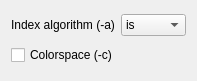
Above: src/plugins/external_tool_support/src/ui/BwaBuildSettings.ui from violethaze74/ugene before the change. Below: the same form after it.
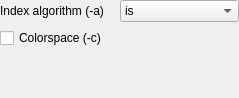
That is the form after the change.

What changed in the file:
```diff
--- a/src/plugins/external_tool_support/src/ui/BwaBuildSettings.ui
+++ b/src/plugins/external_tool_support/src/ui/BwaBuildSettings.ui
@@ -6,23 +6,30 @@
    <rect>
     <x>0</x>
     <y>0</y>
-    <width>197</width>
-    <height>81</height>
+    <width>239</width>
+    <height>98</height>
    </rect>
   </property>
   <property name="sizePolicy">
-   <sizepolicy hsizetype="Preferred" vsizetype="Fixed">
-    <horstretch>100</horstretch>
-    <verstretch>50</verstretch>
+   <sizepolicy hsizetype="Minimum" vsizetype="Minimum">
+    <horstretch>0</horstretch>
+    <verstretch>0</verstretch>
    </sizepolicy>
   </property>
   <property name="windowTitle">
    <string>Form</string>
   </property>
-  <layout class="QVBoxLayout" name="verticalLayout">
-   <item>
-    <layout class="QHBoxLayout" name="horizontalLayout">
-     <item>
+  <layout class="QGridLayout" name="gridLayout">
+   <property name="horizontalSpacing">
+    <number>0</number>
+   </property>
+   <property name="verticalSpacing">
+    <number>6</number>
+   </property>
+   <property name="margin">
+    <number>0</number>
+   </property>
+   <item row="0" column="0">
       <widget class="QLabel" name="label">
        <property name="text">
         <string>Index algorithm (-a)</string>
@@ -32,7 +39,7 @@
        </property>
       </widget>
      </item>
-     <item>
+   <item row="0" column="1">
       <widget class="QComboBox" name="indexAlgorithmComboBox">
        <property name="currentIndex">
         <number>2</number>
@@ -54,15 +61,29 @@
        </item>
       </widget>
      </item>
-    </layout>
-   </item>
-   <item>
+   <item row="1" column="0">
     <widget class="QCheckBox" name="colorspaceCheckBox">
      <property name="text">
       <string>Colorspace (-c)</string>
      </property>
     </widget>
    </item>
+   <item row="2" column="0" colspan="2">
+    <widget class="QLabel" name="infoLabel">
+     <property name="sizePolicy">
+      <sizepolicy hsizetype="Preferred" vsizetype="Preferred">
+       <horstretch>0</horstretch>
+       <verstretch>0</verstretch>
+      </sizepolicy>
+     </property>
+     <property name="text">
+      <string/>
+     </property>
+     <property name="scaledContents">
+      <bool>true</bool>
+     </property>
+    </widget>
+   </item>
   </layout>
  </widget>
  <tabstops>
```
Lines whose indentation alone changed are shown as unchanged.
